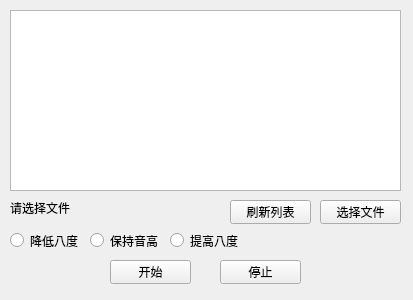
First picture: the form in src/Genshin_Midi_Auto_Player.ui, repository LBSD-30/Genshin-Midi-Auto-Player, before the edit.
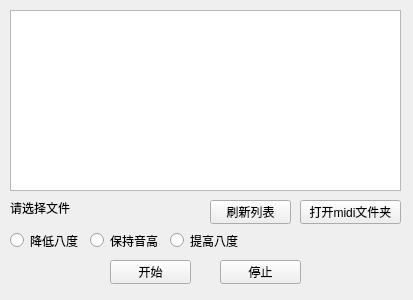
Second picture: the form after the edit.

Commit message: changed the "chooseFileButton" to "openPlayListButton"

What changed in the file:
```diff
--- a/src/Genshin_Midi_Auto_Player.ui
+++ b/src/Genshin_Midi_Auto_Player.ui
@@ -33,20 +33,20 @@
    <widget class="QPushButton" name="chooseFileButton">
     <property name="geometry">
      <rect>
-      <x>320</x>
+      <x>300</x>
       <y>200</y>
-      <width>81</width>
+      <width>101</width>
       <height>24</height>
      </rect>
     </property>
     <property name="text">
-     <string>选择文件</string>
+     <string>打开midi文件夹</string>
     </property>
    </widget>
    <widget class="QPushButton" name="reloadFileListButton">
     <property name="geometry">
      <rect>
-      <x>230</x>
+      <x>210</x>
       <y>200</y>
       <width>81</width>
       <height>24</height>
```
Left out of the diff: 2 changed lines with no effect on the pictures. The commit also changes 2 other files.
